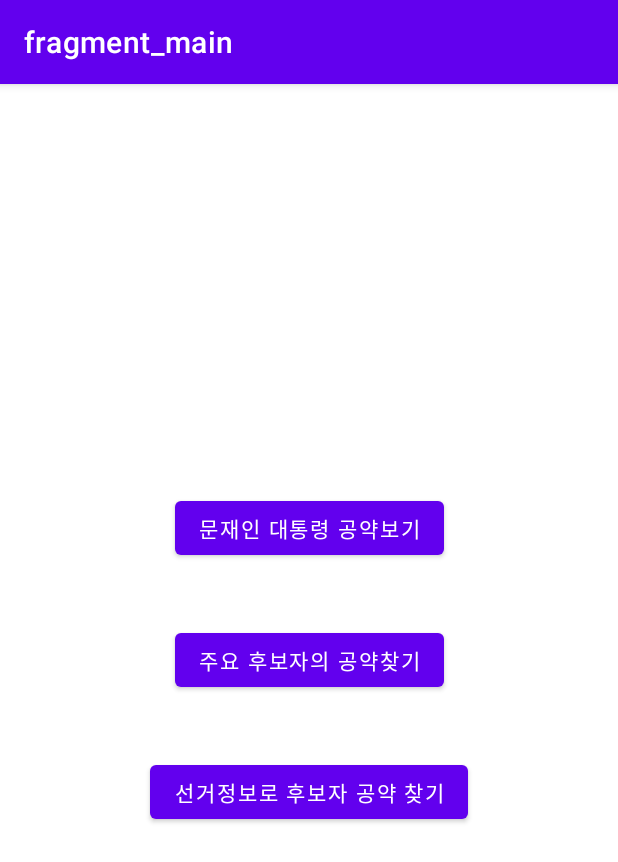
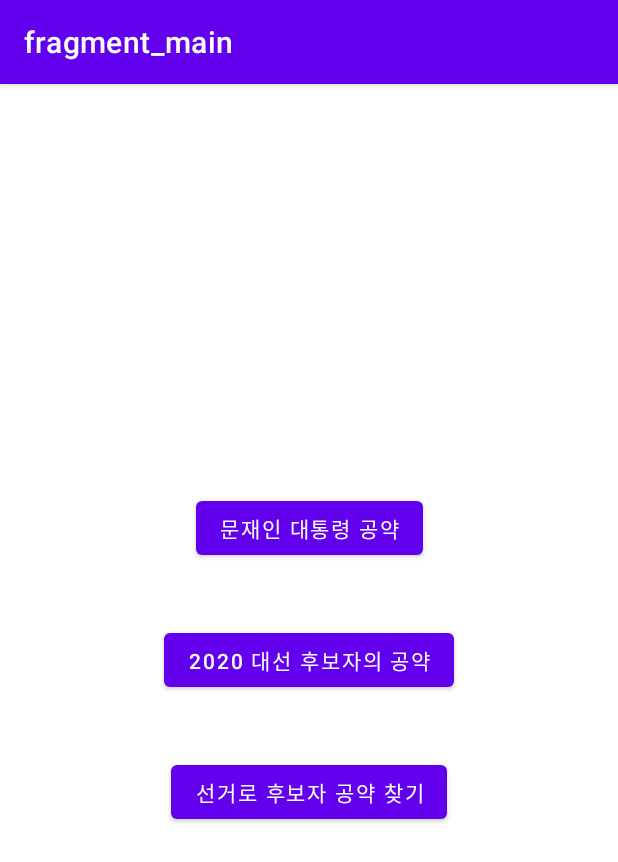
Before and after one commit to kyupkyup/politics_agora_android, an Android app: the screen it shows after launch (MainActivity), on a phone screen of 412 x 824 dp. Shown: the top 862 px of the screen. Run offline under Robolectric (Android 15) with nearby library versions, the phone set to English and light mode, and no system bars; our stand-ins replace navigation-ui.

Commit message:
TODO 업데이트

```diff
--- a/app/src/main/java/com/example/politicsagora/MainActivity.kt
+++ b/app/src/main/java/com/example/politicsagora/MainActivity.kt
@@ -25,6 +25,6 @@ class MainActivity : AppCompatActivity() {
     override fun onSupportNavigateUp(): Boolean {
         val navController = findNavController(R.id.fragment)
         return navController.navigateUp(appBarConfiguration) || super.onSupportNavigateUp()
-
+        //TODO("Room caching에 대해 고민할 것")
     }
 }
--- a/app/src/main/java/com/example/politicsagora/findByCandidate/Candidates.kt
+++ b/app/src/main/java/com/example/politicsagora/findByCandidate/Candidates.kt
@@ -57,6 +57,7 @@ class Candidates : Fragment() {
         viewModel.itemLiveData.observe(viewLifecycleOwner, Observer{
             candidateAdapter.updateCandidateItems(it)
         })
+        //TODO("navControlloer 로 다음 fragment로 접근 -> activity 호출")
 
     }
 }
--- a/app/src/main/java/com/example/politicsagora/findByVote/CandidatesOfVote.kt
+++ b/app/src/main/java/com/example/politicsagora/findByVote/CandidatesOfVote.kt
@@ -38,6 +38,11 @@ class CandidatesOfVote : Fragment() {
         return inflater.inflate(R.layout.fragment_candidates_of_vote, container, false)
     }
 
+    override fun onViewCreated(view: View, savedInstanceState: Bundle?) {
+        super.onViewCreated(view, savedInstanceState)
+        //TODO("뷰모델 구성해서 받아온 선거 코드 값 넣어주고, api fetch 해서 adapter로 연결")
+    }
+
     companion object {
         /**
          * Use this factory method to create a new instance of
--- a/app/src/main/java/com/example/politicsagora/viewmodel/CandidatesViewModel.kt
+++ b/app/src/main/java/com/example/politicsagora/viewmodel/CandidatesViewModel.kt
@@ -4,7 +4,6 @@ import androidx.lifecycle.MutableLiveData
 import androidx.lifecycle.ViewModel
 import androidx.lifecycle.viewModelScope
 import com.example.politicsagora.model.Candidate
-import com.example.politicsagora.model.Vote
 import com.example.politicsagora.repository.APIGetCandidatesService
 import com.example.politicsagora.repository.APIGetVoteCodeService
 import kotlinx.coroutines.launch
--- a/app/src/main/res/layout/fragment_main.xml
+++ b/app/src/main/res/layout/fragment_main.xml
@@ -11,7 +11,7 @@
         android:layout_width="wrap_content"
         android:layout_height="wrap_content"
         android:layout_marginBottom="40dp"
-        android:text="문재인 대통령 공약보기"
+        android:text="문재인 대통령 공약"
         app:layout_constraintBottom_toTopOf="@+id/button2"
         app:layout_constraintLeft_toLeftOf="parent"
         app:layout_constraintRight_toRightOf="parent"
@@ -22,7 +22,7 @@
         android:id="@+id/button2"
         android:layout_width="wrap_content"
         android:layout_height="wrap_content"
-        android:text="주요 후보자의 공약찾기"
+        android:text="2020 대선 후보자의 공약"
         app:layout_constraintBottom_toBottomOf="parent"
         app:layout_constraintLeft_toLeftOf="parent"
         app:layout_constraintRight_toRightOf="parent"
@@ -35,7 +35,7 @@
         android:layout_width="wrap_content"
         android:layout_height="wrap_content"
         android:layout_marginTop="40dp"
-        android:text="선거정보로 후보자 공약 찾기"
+        android:text="선거로 후보자 공약 찾기"
         app:layout_constraintLeft_toLeftOf="parent"
         app:layout_constraintRight_toRightOf="parent"
         app:layout_constraintTop_toBottomOf="@+id/button2"
```
Also changed, not shown: app/src/main/java/com/example/politicsagora/findByVote/Votes.kt (+1 -15 lines).
